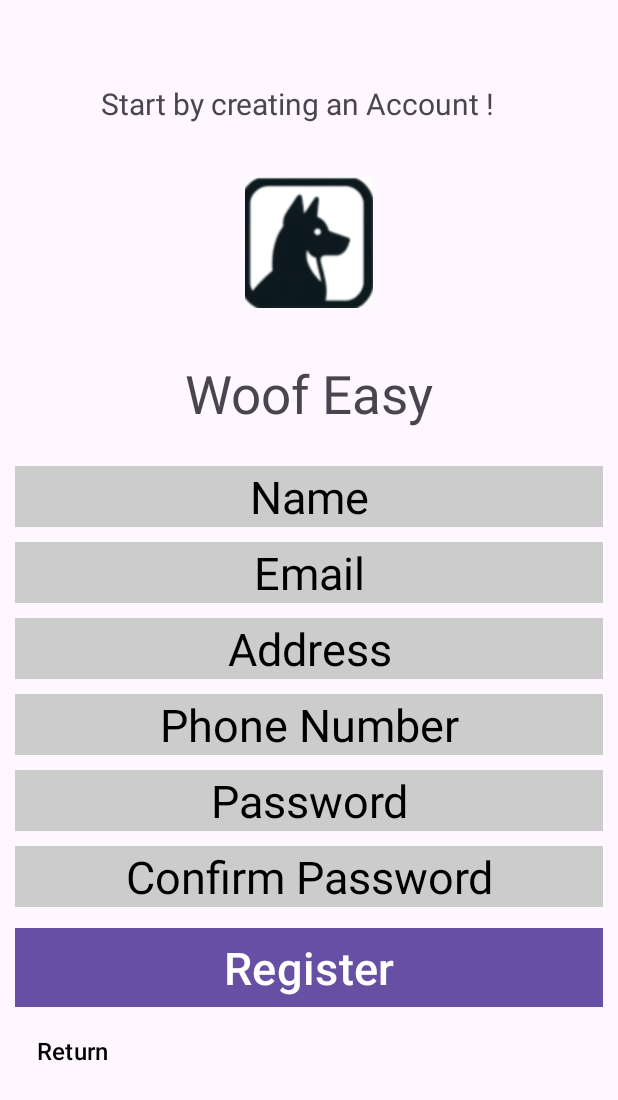
After one commit to ViturNatsu/SOEN357_PROJECT, an Android app: the register screen opened directly, with no data from a screen before it, on a phone screen of 412 x 824 dp. The commit adds this screen. Shown: the top 1100 px of the screen. Run offline under Robolectric (Android 15) with nearby library versions, the phone set to English and light mode, and no system bars; our stand-ins replace Firebase (no records; nobody signed in at launch, a user with empty details on screens opened directly).

Commit message:
sager part

```diff
--- a/app/build.gradle.kts
+++ b/app/build.gradle.kts
@@ -38,6 +38,8 @@ dependencies {
     implementation("com.google.android.material:material:1.11.0")
     implementation("androidx.constraintlayout:constraintlayout:2.1.4")
     implementation("com.google.firebase:firebase-database:20.3.1")
+    implementation("androidx.activity:activity:1.8.0")
+    implementation("com.google.firebase:firebase-auth:22.3.1")
     testImplementation("junit:junit:4.13.2")
     androidTestImplementation("androidx.test.ext:junit:1.1.5")
     androidTestImplementation("androidx.test.espresso:espresso-core:3.5.1")
--- /dev/null
+++ b/app/src/main/java/com/example/soen357_project/register.java
@@ -0,0 +1,110 @@
+package com.example.soen357_project;
+
+import android.annotation.SuppressLint;
+import android.content.Intent;
+import android.os.Bundle;
+import android.view.View;
+import android.widget.Button;
+import android.widget.EditText;
+import android.widget.Toast;
+import androidx.annotation.NonNull;
+import androidx.appcompat.app.AppCompatActivity;
+
+import com.google.android.gms.tasks.OnCompleteListener;
+import com.google.android.gms.tasks.Task;
+import com.google.firebase.auth.AuthResult;
+import com.google.firebase.auth.FirebaseAuth;
+import com.google.firebase.database.DatabaseReference;
+import com.google.firebase.database.FirebaseDatabase;
+
+public class register extends AppCompatActivity {
+    private EditText nameEditText, emailEditText,phoneEditText,AddressEditText, passwordEditText, confirmPasswordEditText;
+    private Button registerButton,registerBack;
+
+    private FirebaseAuth mAuth;
+    private DatabaseReference usersRef;
+
+    @SuppressLint("MissingInflatedId")
+    @Override
+    protected void onCreate(Bundle savedInstanceState) {
+        super.onCreate(savedInstanceState);
+        setContentView(R.layout.activity_register);
+
+        // Initialize Firebase Auth
+        mAuth = FirebaseAuth.getInstance();
+
+        // Initialize Firebase Realtime Database
+        FirebaseDatabase database = FirebaseDatabase.getInstance();
+        usersRef = database.getReference("users");
+
+        // Initialize EditText fields
+        nameEditText = findViewById(R.id.Namereg);
+        phoneEditText = findViewById(R.id.Phonereg);
+        AddressEditText = findViewById(R.id.AddressReg);
+        emailEditText = findViewById(R.id.Emailreg);
+        passwordEditText = findViewById(R.id.Passwordreg);
+        confirmPasswordEditText = findViewById(R.id.CPasswordreg);
+
+        // Initialize register button
+        registerBack = findViewById(R.id.backButton);
+        registerBack.setOnClickListener(new View.OnClickListener() {
+            @Override
+            public void onClick(View v) {
+                // Define the behavior when the back button is clicked
+
+                Intent intent = new Intent(getApplicationContext(),MainActivity.class);
+                startActivity(intent);
+                finish();
+            }
+        });
+
+        registerButton = findViewById(R.id.Regbtn);
+        registerButton.setOnClickListener(new View.OnClickListener() {
+            @Override
+            public void onClick(View v) {
+                // Get user input from EditText fields
+                String name = nameEditText.getText().toString().trim();
+                String email = emailEditText.getText().toString().trim();
+                String phone = phoneEditText.getText().toString().trim();
+                String address = AddressEditText.getText().toString().trim();
+                String password = passwordEditText.getText().toString().trim();
+                String confirmPassword = confirmPasswordEditText.getText().toString().trim();
+
+                // Perform validation
+                if (name.isEmpty() || email.isEmpty() || password.isEmpty() || confirmPassword.isEmpty() || phone.isEmpty()|| address.isEmpty()) {
+                    Toast.makeText(register.this, "All fields are required", Toast.LENGTH_SHORT).show();
+                    return;
+                }
+
+                if (!password.equals(confirmPassword)) {
+                    Toast.makeText(register.this, "Passwords do not match", Toast.LENGTH_SHORT).show();
+                    return;
+                }
+
+                // Create user with email and password
+                mAuth.createUserWithEmailAndPassword(email, password)
+                        .addOnCompleteListener( new OnCompleteListener<AuthResult>() {
+                            @Override
+                            public void onComplete(@NonNull Task<AuthResult> task) {
+                                if (task.isSuccessful()) {
+                                    // Account creation successful
+                                    // Save user data to Firebase database
+                                    String userId = mAuth.getCurrentUser().getUid();
+                                    User user = new User(name, email, phone, address);
+                                    usersRef.child(userId).setValue(user);
+
+                                    Toast.makeText(register.this, "Account created", Toast.LENGTH_SHORT).show();
+                                    Intent intent = new Intent(getApplicationContext(), LoginPage.class);
+                                    startActivity(intent);
+                                    finish();
+                                } else {
+                                    // If sign in fails, display a message to the user.
+                                    Toast.makeText(register.this, "Authentication failed.",
+                                            Toast.LENGTH_SHORT).show();
+                                }
+                            }
+                        });
+            }
+        });
+    }
+}
--- /dev/null
+++ b/app/src/main/res/layout/activity_register.xml
@@ -0,0 +1,212 @@
+<?xml version="1.0" encoding="utf-8"?>
+<androidx.constraintlayout.widget.ConstraintLayout xmlns:android="http://schemas.android.com/apk/res/android"
+    xmlns:app="http://schemas.android.com/apk/res-auto"
+    xmlns:tools="http://schemas.android.com/tools"
+    android:id="@+id/main"
+    android:layout_width="match_parent"
+    android:layout_height="match_parent"
+    tools:context=".MainActivity">
+
+
+    <TextView
+        android:id="@+id/textView4"
+        android:layout_width="wrap_content"
+        android:layout_height="wrap_content"
+        android:layout_marginStart="65dp"
+        android:layout_marginTop="55dp"
+        android:layout_marginEnd="82dp"
+        android:gravity="center"
+        android:text="Start by creating an Account !"
+        android:textSize="20dp"
+        app:layout_constraintEnd_toEndOf="parent"
+        app:layout_constraintStart_toStartOf="parent"
+        app:layout_constraintTop_toTopOf="parent"
+        tools:ignore="MissingConstraints" />
+
+    <EditText
+        android:id="@+id/Namereg"
+        android:layout_width="match_parent"
+        android:layout_height="wrap_content"
+        android:layout_margin="10dp"
+        android:layout_marginStart="10dp"
+        android:layout_marginTop="32dp"
+        android:layout_marginEnd="9dp"
+        android:background="#CCCCCC"
+        android:gravity="center"
+        android:hint="Name"
+        android:textColor="@color/black"
+        android:textColorHint="@color/black"
+        android:textSize="30dp"
+        app:layout_constraintEnd_toEndOf="parent"
+        app:layout_constraintStart_toStartOf="parent"
+        app:layout_constraintTop_toBottomOf="@+id/textView5"
+        tools:ignore="MissingConstraints" />
+
+
+    <EditText
+        android:id="@+id/Emailreg"
+        android:layout_width="match_parent"
+        android:layout_height="wrap_content"
+        android:layout_margin="10dp"
+        android:layout_marginStart="10dp"
+        android:layout_marginTop="12dp"
+        android:layout_marginEnd="9dp"
+        android:background="#CCCCCC"
+        android:gravity="center"
+        android:hint="Email"
+        android:textColor="@color/black"
+        android:textColorHint="@color/black"
+        android:textSize="30dp"
+        app:layout_constraintEnd_toEndOf="parent"
+        app:layout_constraintStart_toStartOf="parent"
+        app:layout_constraintTop_toBottomOf="@+id/Namereg"
+        tools:ignore="MissingConstraints" />
+
+    <EditText
+        android:id="@+id/Passwordreg"
+        android:layout_width="match_parent"
+        android:layout_height="wrap_content"
+        android:layout_margin="10dp"
+        android:layout_marginStart="10dp"
+        android:layout_marginTop="12dp"
+        android:layout_marginEnd="9dp"
+        android:background="#CCCCCC"
+        android:gravity="center"
+        android:hint="Password"
+        android:textColor="@color/black"
+        android:textColorHint="@color/black"
+        android:textSize="30dp"
+        app:layout_constraintEnd_toEndOf="parent"
+        app:layout_constraintHorizontal_bias="0.0"
+        app:layout_constraintStart_toStartOf="parent"
+        app:layout_constraintTop_toBottomOf="@+id/Phonereg"
+        tools:ignore="MissingConstraints" />
+
+    <EditText
+        android:id="@+id/Phonereg"
+        android:layout_width="match_parent"
+        android:layout_height="wrap_content"
+        android:layout_margin="10dp"
+        android:layout_marginStart="10dp"
+        android:layout_marginTop="12dp"
+        android:layout_marginEnd="9dp"
+        android:background="#CCCCCC"
+        android:gravity="center"
+        android:hint="Phone Number"
+        android:textColor="@color/black"
+        android:textColorHint="@color/black"
+        android:textSize="30dp"
+        app:layout_constraintEnd_toEndOf="parent"
+        app:layout_constraintHorizontal_bias="0.0"
+        app:layout_constraintStart_toStartOf="parent"
+        app:layout_constraintTop_toBottomOf="@+id/AddressReg"
+        tools:ignore="MissingConstraints" />
+
+    <EditText
+        android:id="@+id/AddressReg"
+        android:layout_width="match_parent"
+        android:layout_height="wrap_content"
+        android:layout_margin="10dp"
+        android:layout_marginStart="10dp"
+        android:layout_marginTop="12dp"
+        android:layout_marginEnd="9dp"
+        android:background="#CCCCCC"
+        android:gravity="center"
+        android:hint="Address"
+        android:textColor="@color/black"
+        android:textColorHint="@color/black"
+        android:textSize="30dp"
+        app:layout_constraintEnd_toEndOf="parent"
+        app:layout_constraintHorizontal_bias="0.0"
+        app:layout_constraintStart_toStartOf="parent"
+        app:layout_constraintTop_toBottomOf="@+id/Emailreg"
+        tools:ignore="MissingConstraints" />
+
+    <EditText
+        android:id="@+id/CPasswordreg"
+        android:layout_width="match_parent"
+        android:layout_height="wrap_content"
+        android:layout_margin="10dp"
+        android:layout_marginStart="10dp"
+        android:layout_marginTop="12dp"
+        android:layout_marginEnd="9dp"
+        android:background="#CCCCCC"
+        android:gravity="center"
+        android:hint="Confirm Password"
+        android:textColor="@color/black"
+        android:textColorHint="@color/black"
+        android:textSize="30dp"
+        app:layout_constraintEnd_toEndOf="parent"
+        app:layout_constraintHorizontal_bias="0.0"
+        app:layout_constraintStart_toStartOf="parent"
+        app:layout_constraintTop_toBottomOf="@+id/Passwordreg"
+        tools:ignore="MissingConstraints" />
+
+    <TextView
+        android:id="@+id/textView5"
+        android:layout_width="187dp"
+        android:layout_height="76dp"
+
+        android:layout_marginStart="112dp"
+        android:layout_marginTop="19dp"
+        android:layout_marginEnd="112dp"
+        android:gravity="center"
+        android:text="Woof Easy"
+        android:textSize="35dp"
+        app:layout_constraintEnd_toEndOf="parent"
+        app:layout_constraintStart_toStartOf="parent"
+        app:layout_constraintTop_toBottomOf="@+id/imageView2" />
+
+
+    <com.google.android.material.button.MaterialButton
+        android:id="@+id/backButton"
+        android:layout_width="wrap_content"
+        android:layout_height="wrap_content"
+        android:layout_marginStart="16dp"
+        android:layout_marginTop="1dp"
+        android:layout_marginEnd="307dp"
+        android:background="@android:color/transparent"
+        android:clickable="true"
+        android:drawablePadding="8dp"
+        android:focusable="true"
+        android:gravity="center_vertical"
+        android:padding="8dp"
+        android:text="Return"
+        android:textColor="@android:color/black"
+        android:textSize="16sp"
+        app:layout_constraintEnd_toEndOf="parent"
+        app:layout_constraintStart_toStartOf="parent"
+        app:layout_constraintTop_toBottomOf="@+id/Regbtn"
+        tools:ignore="MissingConstraints" />
+
+    <com.google.android.material.button.MaterialButton
+        android:id="@+id/Regbtn"
+        android:layout_width="match_parent"
+        android:layout_height="wrap_content"
+        android:layout_margin="10dp"
+        android:layout_marginStart="10dp"
+        android:layout_marginTop="52dp"
+        android:layout_marginEnd="9dp"
+        android:text="Register"
+        android:textSize="30dp"
+        app:cornerRadius="0dp"
+        app:layout_constraintEnd_toEndOf="parent"
+        app:layout_constraintHorizontal_bias="0.0"
+        app:layout_constraintStart_toStartOf="parent"
+        app:layout_constraintTop_toBottomOf="@+id/CPasswordreg"
+        tools:ignore="MissingConstraints" />
+
+    <ImageView
+        android:id="@+id/imageView2"
+        android:layout_width="112dp"
+        android:layout_height="87dp"
+        android:layout_marginStart="149dp"
+        android:layout_marginTop="35dp"
+        android:layout_marginEnd="150dp"
+        android:src="@drawable/img"
+        app:layout_constraintEnd_toEndOf="parent"
+        app:layout_constraintStart_toStartOf="parent"
+        app:layout_constraintTop_toBottomOf="@+id/textView4"
+        tools:ignore="MissingConstraints" />
+
+</androidx.constraintlayout.widget.ConstraintLayout>
--- a/app/src/main/res/values/ids.xml
+++ b/app/src/main/res/values/ids.xml
@@ -19,4 +19,13 @@
     <item name="textView10" type="id" />
     <item name="textView11" type="id" />
     <item name="textView12" type="id" />
+    <item name="backButton" type="id" />
+    <item name="Regbtn" type="id" />
+    <item name="CPasswordreg" type="id" />
+    <item name="textView4" type="id" />
+    <item name="Passwordreg" type="id" />
+    <item name="Emailreg" type="id" />
+    <item name="AddressReg" type="id" />
+    <item name="Phonereg" type="id" />
+    <item name="Namereg" type="id" />
 </resources>
```
Also changed, not shown: app/src/main/AndroidManifest.xml (+13 -1 lines), app/src/main/java/com/example/soen357_project/LoginPage.java (added, +81 -0 lines), app/src/main/java/com/example/soen357_project/MainActivity.java (added, +38 -0 lines), app/src/main/java/com/example/soen357_project/User.java (added, +53 -0 lines), app/src/main/res/layout/activity_login_page.xml (added, +135 -0 lines), app/src/main/res/layout/activity_main.xml (added, +70 -0 lines), app/src/main/res/drawable/img.png (added).
